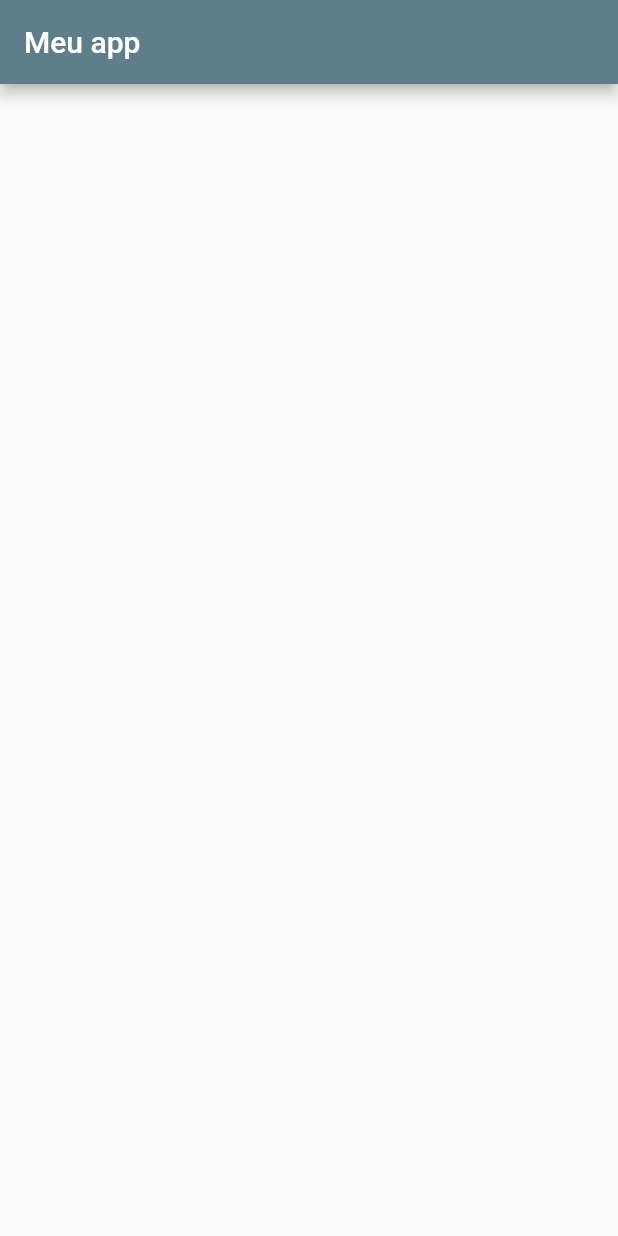
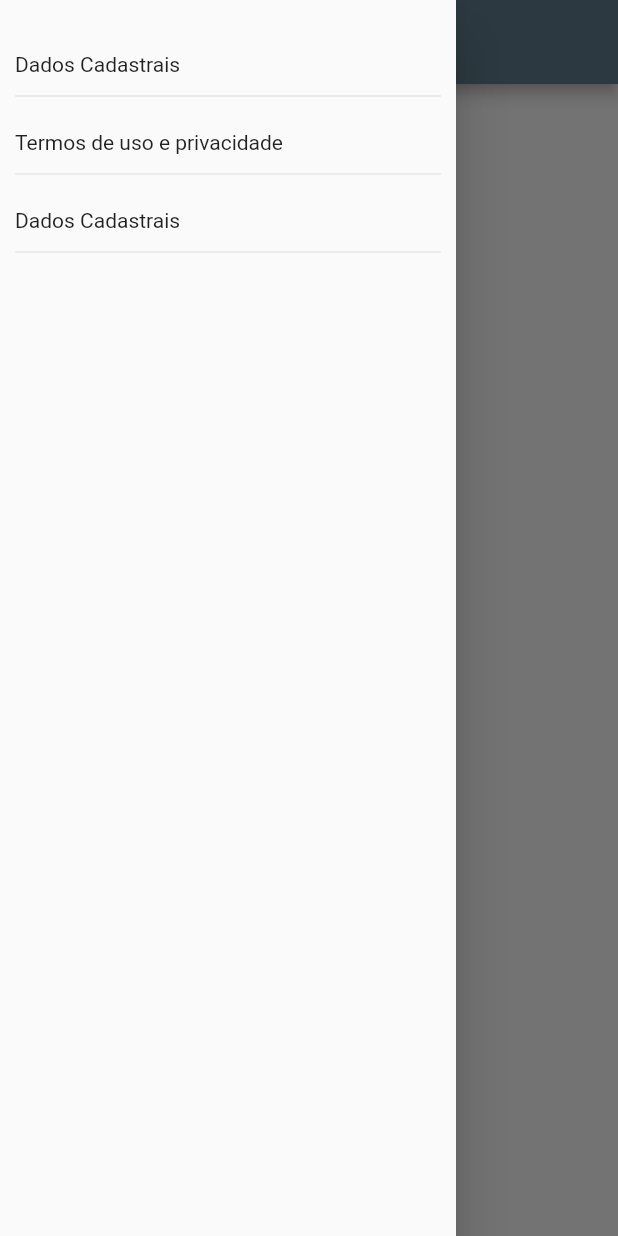
Before and after one commit to guilhermetj/Flutter_Login_Page, a Flutter app: the MainPage screen opened directly, with the side drawer open (before the commit the screen has no drawer), on a phone screen of 412 x 824 dp. Run offline on Flutter 3.47's test engine with Material 2 defaults, Android fonts, the phone set to English and light mode, and no system bars; our stand-ins replace google_fonts; network calls fail.

Commit message:
Criando page com drawer

```diff
--- a/lib/Pages/main_page.dart
+++ b/lib/Pages/main_page.dart
@@ -10,8 +10,55 @@ class MainPage extends StatefulWidget {
 class _MainPageState extends State<MainPage> {
   @override
   Widget build(BuildContext context) {
-    return Scaffold(
-      appBar: AppBar(title: const Text("Meu app")),
+    return SafeArea(
+      child: Scaffold(
+        appBar: AppBar(title: const Text("Main Page")),
+        drawer: Drawer(
+          child: Padding(
+            padding: const EdgeInsets.symmetric(vertical: 30, horizontal: 10),
+            child: Column(
+              crossAxisAlignment: CrossAxisAlignment.start,
+              children: [
+                InkWell(
+                  child: Container(
+                    padding: const EdgeInsets.symmetric(vertical: 5),
+                    width: double.infinity,
+                    child: const Text("Dados Cadastrais"),
+                    ),
+                  onTap: () {},
+                ),
+                const Divider(),
+                const SizedBox(
+                  height: 10,
+                ),
+                InkWell(
+                  child: Container(
+                    padding: const EdgeInsets.symmetric(vertical: 5),
+                    width: double.infinity,
+                    child: const Text("Termos de uso e privacidade"),
+                    ),
+                  onTap: () {},
+                ),
+                const Divider(),
+                const SizedBox(
+                  height: 10,
+                ),InkWell(
+                  child: Container(
+                    padding: const EdgeInsets.symmetric(vertical: 5),
+                    width: double.infinity,
+                    child: const Text("Dados Cadastrais"),
+                    ),
+                  onTap: () {},
+                ),
+                const Divider(),
+                const SizedBox(
+                  height: 10,
+                ),
+              ],
+            ),
+          ),
+        ),
+      ),
     );
   }
 }
```
